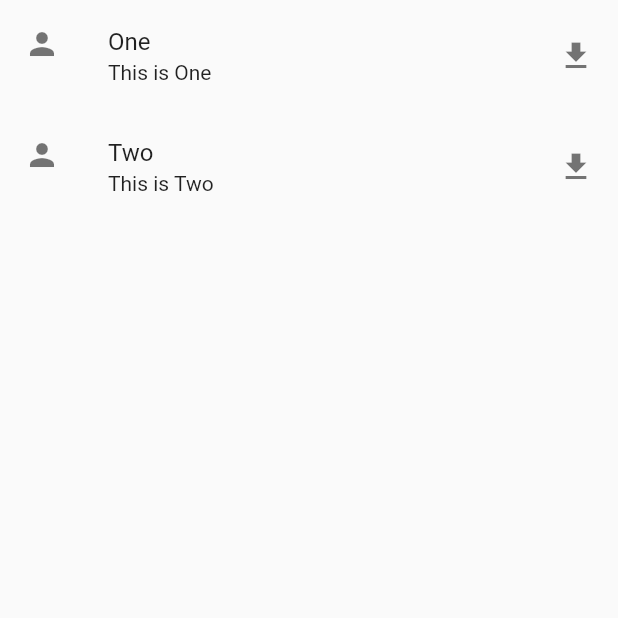
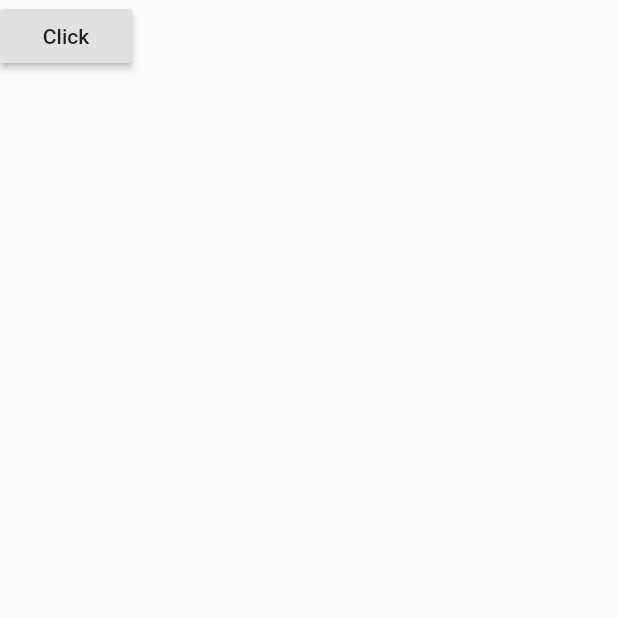
Before and after one commit to ahmedhossain29/FlutterBasicWidget, a Flutter app: the screen it shows after launch, on a phone screen of 412 x 824 dp, the top half of it. Run offline on Flutter 3.47's test engine with Material 2 defaults, Android fonts, the phone set to English and light mode, and no system bars; our stand-ins replace curved_navigation_bar.

Commit message:
Snack Bar

```diff
--- a/lib/main.dart
+++ b/lib/main.dart
@@ -21,8 +21,9 @@ import 'package:flutter_application_1/mediaQueryWidget.dart';
 import 'package:flutter_application_1/pageview.dart';
 import 'package:flutter_application_1/safearea.dart';
 import 'package:flutter_application_1/sliverAppbar.dart';
+import 'package:flutter_application_1/snackbar.dart';
 import 'package:flutter_application_1/statelesswidget.dart';
 
 void main() {
-  runApp(Expansion_Widget());
+  runApp(SnackBar_Widget());
 }
--- /dev/null
+++ b/lib/snackbar.dart
@@ -0,0 +1,39 @@
+import 'package:flutter/material.dart';
+
+class SnackBar_Widget extends StatelessWidget {
+  const SnackBar_Widget({Key? key}) : super(key: key);
+
+  @override
+  Widget build(BuildContext context) {
+    return MaterialApp(
+      home: snackpage(),
+    );
+  }
+}
+
+class snackpage extends StatefulWidget {
+  const snackpage({Key? key}) : super(key: key);
+
+  @override
+  _snackpageState createState() => _snackpageState();
+}
+
+class _snackpageState extends State<snackpage> {
+  @override
+  Widget build(BuildContext context) {
+    return Scaffold(
+      body: Builder(builder: (BuildContext con) {
+        return RaisedButton(
+          onPressed: () {
+            Scaffold.of(con).showSnackBar(SnackBar(
+              content: Text("This is  Snackbar"),
+              duration: Duration(seconds: 10),
+              action: SnackBarAction(label: "ok", onPressed: () {}),
+            ));
+          },
+          child: Text("Click"),
+        );
+      }),
+    );
+  }
+}
```
